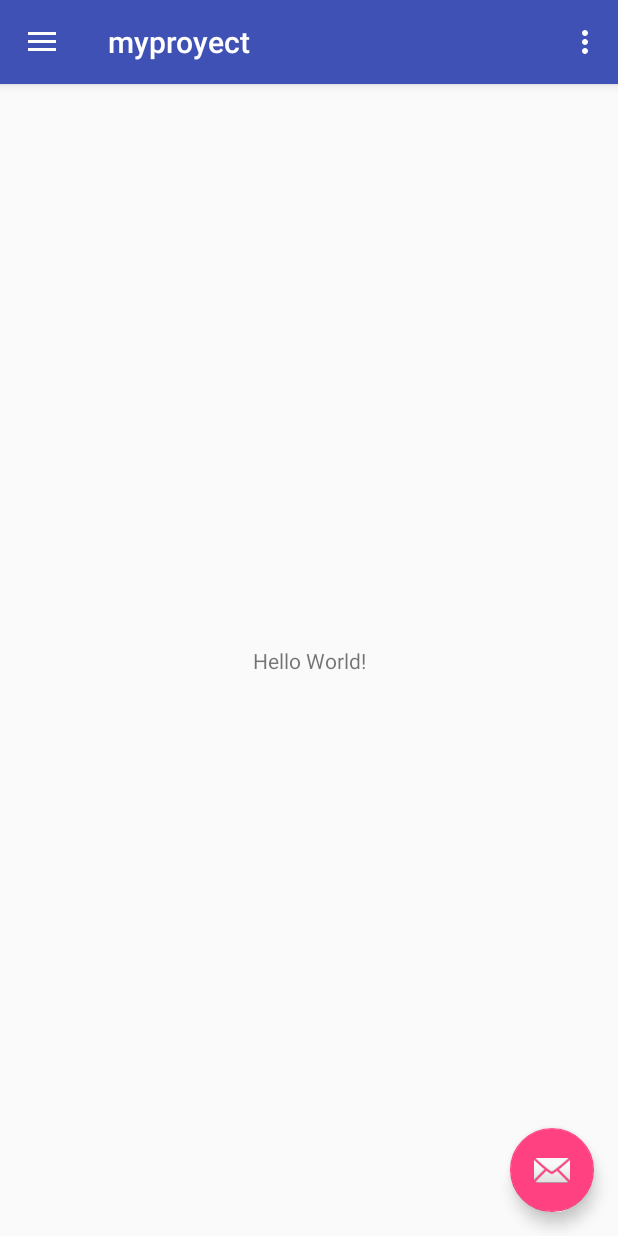
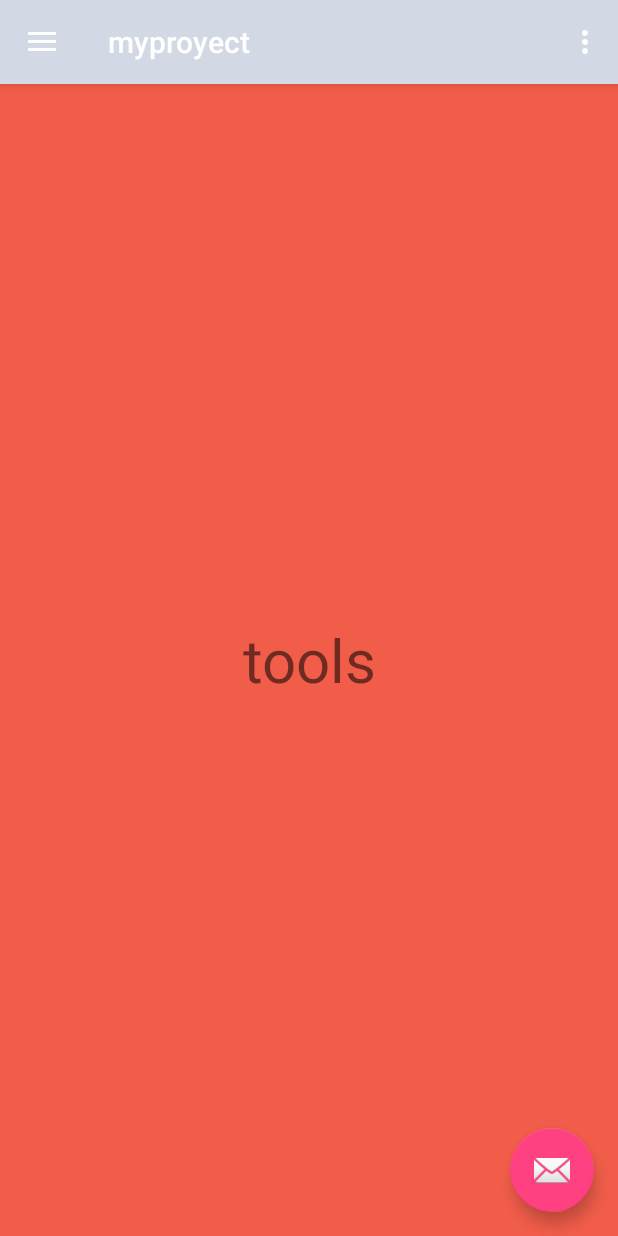
Before and after one commit to Vistor2012/myproyect, an Android app: the MainActivity screen opened directly, with no data from a screen before it, in the side drawer, after a tap on "Tools", on a phone screen of 412 x 824 dp. Run offline under Robolectric (Android 15) with nearby library versions, the phone set to English and light mode, and no system bars; 1 statement that could not run was skipped.

Commit message:
fragmentos y portada

```diff
--- a/app/build.gradle
+++ b/app/build.gradle
@@ -23,6 +23,7 @@ dependencies {
     implementation 'com.android.support:appcompat-v7:27.1.1'
     implementation 'com.android.support:design:27.1.1'
     implementation 'com.android.support.constraint:constraint-layout:1.1.0'
+    implementation 'com.android.support:support-v4:27.1.1'
     testImplementation 'junit:junit:4.12'
     androidTestImplementation 'com.android.support.test:runner:1.0.2'
     androidTestImplementation 'com.android.support.test.espresso:espresso-core:3.0.2'
--- /dev/null
+++ b/app/src/main/java/com/example/victor/myproyect/ImportFragment.java
@@ -0,0 +1,26 @@
+package com.example.victor.myproyect;
+
+
+import android.os.Bundle;
+import android.support.v4.app.Fragment;
+import android.view.LayoutInflater;
+import android.view.View;
+import android.view.ViewGroup;
+
+
+/**
+ * A simple {@link Fragment} subclass.
+ * Use the {@link ImportFragment#newInstance} factory method to
+ * create an instance of this fragment.
+ */
+public class ImportFragment extends Fragment {
+
+
+    @Override
+    public View onCreateView(LayoutInflater inflater, ViewGroup container,
+                             Bundle savedInstanceState) {
+        // Inflate the layout for this fragment
+        return inflater.inflate(R.layout.fragment_import, container, false);
+    }
+
+}
--- a/app/src/main/java/com/example/victor/myproyect/MainActivity.java
+++ b/app/src/main/java/com/example/victor/myproyect/MainActivity.java
@@ -1,9 +1,11 @@
 package com.example.victor.myproyect;
 
 import android.graphics.Bitmap;
+import android.graphics.Typeface;
 import android.os.Bundle;
 import android.support.design.widget.FloatingActionButton;
 import android.support.design.widget.Snackbar;
+import android.support.v4.app.FragmentManager;
 import android.view.View;
 import android.support.design.widget.NavigationView;
 import android.support.v4.view.GravityCompat;
@@ -19,12 +21,23 @@ import android.widget.TextView;
 public class MainActivity extends AppCompatActivity
         implements NavigationView.OnNavigationItemSelectedListener {
 
+    TextView welcome, text1;
+    private Typeface script;
     @Override
     protected void onCreate(Bundle savedInstanceState) {
         super.onCreate(savedInstanceState);
         setContentView(R.layout.activity_main);
         Toolbar toolbar = (Toolbar) findViewById(R.id.toolbar);
         setSupportActionBar(toolbar);
+
+        //types font
+        welcome = (TextView) findViewById(R.id.welcome);
+        text1 = (TextView) findViewById(R.id.text1);
+
+        String fuente = "fuentes/codec.ttf";
+        this.script = Typeface.createFromAsset(getAssets(),fuente);
+        welcome.setTypeface(script);
+        text1.setTypeface(script);
 
         FloatingActionButton fab = (FloatingActionButton) findViewById(R.id.fab);
         fab.setOnClickListener(new View.OnClickListener() {
@@ -44,6 +57,10 @@ public class MainActivity extends AppCompatActivity
 
         NavigationView navigationView = (NavigationView) findViewById(R.id.nav_view);
         navigationView.setNavigationItemSelectedListener(this);
+
+        //create fragments
+        FragmentManager fragments = getSupportFragmentManager();
+        fragments.beginTransaction().replace(R.id.contenedor, new ImportFragment()).commit();
 
     }
 
@@ -85,18 +102,22 @@ public class MainActivity extends AppCompatActivity
         // Handle navigation view item clicks here.
         int id = item.getItemId();
 
+        //create fragment
+        FragmentManager fragment = getSupportFragmentManager();
+
         if (id == R.id.nav_camera) {
             // Handle the camera action
+            fragment.beginTransaction().replace(R.id.contenedor ,new ImportFragment()).commit();
         } else if (id == R.id.nav_gallery) {
-
+            fragment.beginTransaction().replace(R.id.contenedor ,new GalleryFragment()).commit();
         } else if (id == R.id.nav_slideshow) {
-
+            fragment.beginTransaction().replace(R.id.contenedor ,new SlideFragment()).commit();
         } else if (id == R.id.nav_manage) {
-
+            fragment.beginTransaction().replace(R.id.contenedor ,new ToolsFragment()).commit();
         } else if (id == R.id.nav_share) {
-
+            fragment.beginTransaction().replace(R.id.contenedor ,new ToolsFragment()).commit();
         } else if (id == R.id.nav_send) {
-
+            fragment.beginTransaction().replace(R.id.contenedor ,new ToolsFragment()).commit();
         }
 
         DrawerLayout drawer = (DrawerLayout) findViewById(R.id.drawer_layout);
--- /dev/null
+++ b/app/src/main/java/com/example/victor/myproyect/ToolsFragment.java
@@ -0,0 +1,25 @@
+package com.example.victor.myproyect;
+
+
+import android.os.Bundle;
+import android.support.v4.app.Fragment;
+import android.view.LayoutInflater;
+import android.view.View;
+import android.view.ViewGroup;
+
+
+/**
+ * A simple {@link Fragment} subclass.
+ * Use the {@link ToolsFragment#newInstance} factory method to
+ * create an instance of this fragment.
+ */
+public class ToolsFragment extends Fragment {
+
+    @Override
+    public View onCreateView(LayoutInflater inflater, ViewGroup container,
+                             Bundle savedInstanceState) {
+        // Inflate the layout for this fragment
+        return inflater.inflate(R.layout.fragment_tools, container, false);
+    }
+
+}
--- a/app/src/main/res/layout/activity_login.xml
+++ b/app/src/main/res/layout/activity_login.xml
@@ -15,7 +15,7 @@
             android:id="@+id/toolbar"
             android:layout_width="match_parent"
             android:layout_height="?attr/actionBarSize"
-            android:background="?attr/colorPrimary"
+            android:background="@color/colorPrimaryDark"
             app:popupTheme="@style/AppTheme.PopupOverlay" />
 
     </android.support.design.widget.AppBarLayout>
@@ -23,11 +23,11 @@
     <include layout="@layout/content_login" />
 
     <android.support.design.widget.FloatingActionButton
-        android:id="@+id/fab"
+        android:id="@+id/perfect"
         android:layout_width="wrap_content"
         android:layout_height="wrap_content"
         android:layout_gravity="bottom|end"
         android:layout_margin="@dimen/fab_margin"
-        app:srcCompat="@android:drawable/ic_dialog_email" />
+        android:src="@drawable/perfect" />
 
 </android.support.design.widget.CoordinatorLayout>
--- a/app/src/main/res/layout/activity_main.xml
+++ b/app/src/main/res/layout/activity_main.xml
@@ -18,6 +18,7 @@
         android:layout_width="wrap_content"
         android:layout_height="match_parent"
         android:layout_gravity="start"
+        android:background="@color/colorPrimaryDark"
         android:fitsSystemWindows="true"
         app:headerLayout="@layout/nav_header_main"
         app:menu="@menu/activity_main_drawer" />
--- a/app/src/main/res/layout/app_bar_main.xml
+++ b/app/src/main/res/layout/app_bar_main.xml
@@ -15,7 +15,7 @@
             android:id="@+id/toolbar"
             android:layout_width="match_parent"
             android:layout_height="?attr/actionBarSize"
-            android:background="?attr/colorPrimary"
+            android:background="@color/colorPrimaryDark"
             app:popupTheme="@style/AppTheme.PopupOverlay" />
 
     </android.support.design.widget.AppBarLayout>
--- a/app/src/main/res/layout/content_main.xml
+++ b/app/src/main/res/layout/content_main.xml
@@ -2,19 +2,67 @@
 <android.support.constraint.ConstraintLayout xmlns:android="http://schemas.android.com/apk/res/android"
     xmlns:app="http://schemas.android.com/apk/res-auto"
     xmlns:tools="http://schemas.android.com/tools"
+    android:id="@+id/contenedor"
     android:layout_width="match_parent"
     android:layout_height="match_parent"
+    android:background="@color/colorPrimaryDark"
     app:layout_behavior="@string/appbar_scrolling_view_behavior"
     tools:context="com.example.victor.myproyect.MainActivity"
     tools:showIn="@layout/app_bar_main">
 
+
+    <ImageView
+        android:id="@+id/homes"
+        android:layout_width="279dp"
+        android:layout_height="181dp"
+        android:layout_marginEnd="8dp"
+        android:layout_marginStart="8dp"
+        android:layout_marginTop="40dp"
+        android:background="@color/colorPrimaryDark"
+        android:orientation="vertical"
+        app:layout_constraintEnd_toEndOf="parent"
+        app:layout_constraintHorizontal_bias="0.505"
+        app:layout_constraintStart_toStartOf="parent"
+        app:layout_constraintTop_toBottomOf="@+id/welcome"
+        app:layout_constraintVertical_chainStyle="packed"
+        app:srcCompat="@drawable/casas" />
+
+
     <TextView
+        android:id="@+id/welcome"
         android:layout_width="wrap_content"
         android:layout_height="wrap_content"
-        android:text="Hello World!"
-        app:layout_constraintBottom_toBottomOf="parent"
-        app:layout_constraintLeft_toLeftOf="parent"
-        app:layout_constraintRight_toRightOf="parent"
+        android:layout_marginEnd="8dp"
+        android:layout_marginStart="8dp"
+        android:layout_marginTop="30dp"
+        android:orientation="vertical"
+        android:text="BIENVENIDO"
+        android:textAllCaps="false"
+        android:textSize="30dp"
+        android:textStyle="bold"
+        app:layout_constraintEnd_toEndOf="parent"
+        app:layout_constraintStart_toStartOf="parent"
         app:layout_constraintTop_toTopOf="parent" />
 
+
+    <TextView
+        android:id="@+id/text1"
+        android:layout_width="311dp"
+        android:layout_height="150dp"
+        android:layout_marginBottom="30dp"
+        android:layout_marginEnd="8dp"
+        android:layout_marginStart="8dp"
+        android:layout_marginTop="40dp"
+        android:orientation="vertical"
+        android:text="Una casa de paz es un lugar muy cerca de tu casa, donde puedes compartir con gente como tú. Porque una casa alcanzada, es una familia transformada"
+        android:textAlignment="center"
+        android:textSize="20dp"
+        android:textStyle="italic"
+        app:layout_constraintBottom_toBottomOf="parent"
+        app:layout_constraintEnd_toEndOf="parent"
+        app:layout_constraintHorizontal_bias="0.505"
+        app:layout_constraintStart_toStartOf="parent"
+        app:layout_constraintTop_toBottomOf="@+id/homes" />
+
+
 </android.support.constraint.ConstraintLayout>
--- /dev/null
+++ b/app/src/main/res/layout/fragment_tools.xml
@@ -0,0 +1,17 @@
+<FrameLayout xmlns:android="http://schemas.android.com/apk/res/android"
+    xmlns:tools="http://schemas.android.com/tools"
+    android:layout_width="match_parent"
+    android:layout_height="match_parent"
+    tools:context="com.example.victor.myproyect.ToolsFragment">
+
+    <!-- TODO: Update blank fragment layout -->
+    <TextView
+        android:id="@+id/tools"
+        android:layout_width="match_parent"
+        android:layout_height="match_parent"
+        android:background="@color/colorPrimary"
+        android:gravity="center"
+        android:text="tools"
+        android:textSize="40dp" />
+
+</FrameLayout>
--- a/app/src/main/res/values/colors.xml
+++ b/app/src/main/res/values/colors.xml
@@ -1,6 +1,6 @@
 <?xml version="1.0" encoding="utf-8"?>
 <resources>
-    <color name="colorPrimary">#3F51B5</color>
-    <color name="colorPrimaryDark">#303F9F</color>
+    <color name="colorPrimary">#f15d49</color>
+    <color name="colorPrimaryDark">#d3d8e5</color>
     <color name="colorAccent">#FF4081</color>
 </resources>
--- a/app/src/main/res/values/strings.xml
+++ b/app/src/main/res/values/strings.xml
@@ -7,4 +7,7 @@
     <string name="action_settings">Settings</string>
     <string name="title_activity_login">LoginActivity</string>
     <string name="error_login">el sistema no pudo conectarse a google play services, intente mas tarde</string>
+
+    <!-- TODO: Remove or change this placeholder text -->
+    <string name="hello_blank_fragment">Hello blank fragment</string>
 </resources>
```
Also changed, not shown: app/src/main/java/com/example/victor/myproyect/GalleryFragment.java (added, +27 -0 lines), app/src/main/java/com/example/victor/myproyect/LoginActivity.java (+14 -0 lines), app/src/main/java/com/example/victor/myproyect/SlideFragment.java (added, +26 -0 lines), app/src/main/res/layout/content_login.xml (+3 -4 lines), app/src/main/res/layout/fragment_gallery.xml (added, +17 -0 lines), app/src/main/res/layout/fragment_import.xml (added, +17 -0 lines), app/src/main/res/layout/fragment_slide.xml (added, +17 -0 lines), app/src/main/res/drawable/casa.jpg (added).
